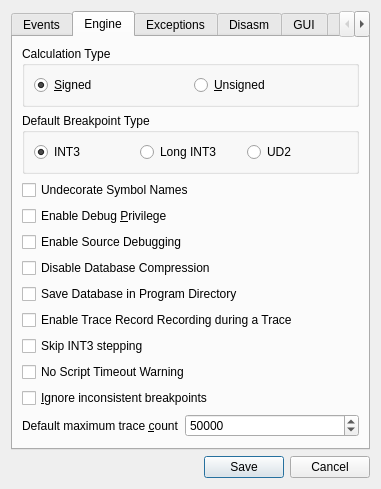
Old version of the form src/gui/Src/Gui/SettingsDialog.ui in the repository x64dbg/x64dbg.
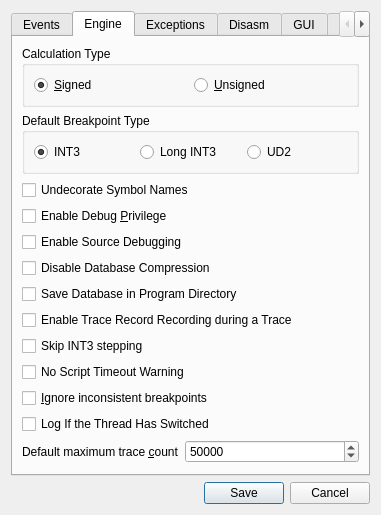
New version of the form. The open tabs and pages were chosen to show the change. Icons and pictures are not drawn.

The edit to the form file:
```diff
--- a/src/gui/Src/Gui/SettingsDialog.ui
+++ b/src/gui/Src/Gui/SettingsDialog.ui
@@ -310,6 +310,13 @@
          </property>
         </widget>
        </item>
+       <item>
+        <widget class="QCheckBox" name="chkHardcoreThreadSwitchWarning">
+         <property name="text">
+          <string>Log If the Thread Has Switched</string>
+         </property>
+        </widget>
+       </item>
        <item>
         <layout class="QHBoxLayout" name="horizontalLayout_6">
          <item>
```
